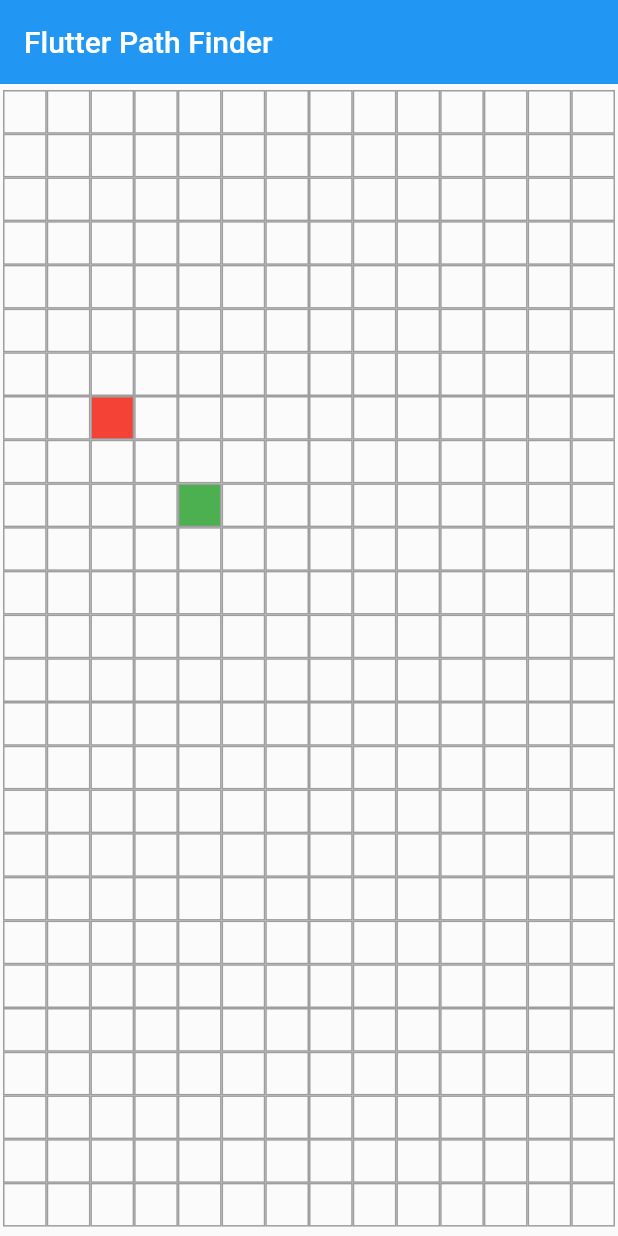
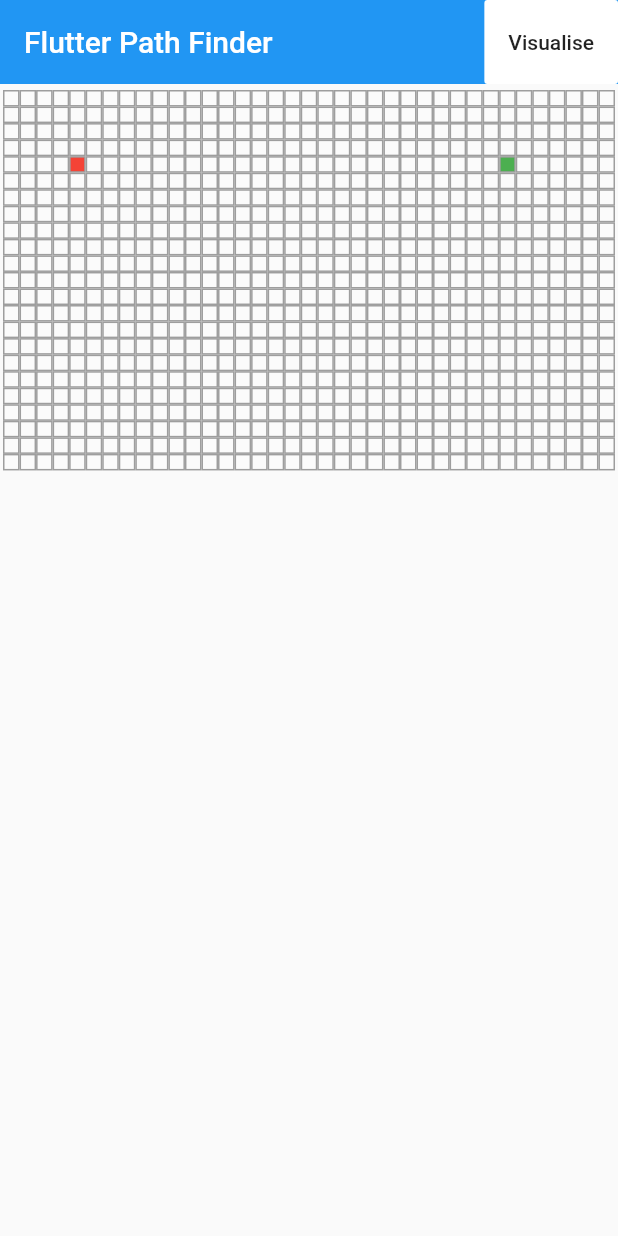
Before and after one commit to Amulya-Kumar/Flutter-PathFinder, a Flutter app: the screen it shows after launch, on a phone screen of 412 x 824 dp. Run offline on Flutter 3.47's test engine with Material 2 defaults, Android fonts, the phone set to English and light mode, and no system bars.

Commit message:
connected gridview with 2D List grid

```diff
--- a/lib/common/pixel.dart
+++ b/lib/common/pixel.dart
@@ -15,13 +15,7 @@ class Pixel extends StatefulWidget {
 class _PixelState extends State<Pixel> {
   @override
   Widget build(BuildContext context) {
-    return GestureDetector(
-      onTap: (){
-        setState(() {
-          widget.isSelected = !widget.isSelected;
-        });
-      },
-      child: Container(
+    return Container(
       decoration: BoxDecoration(
         border: Border.all(color: Colors.grey),
         color: widget.isStart
@@ -30,7 +24,6 @@ class _PixelState extends State<Pixel> {
                 ? Colors.green
                 : widget.isSelected ? Colors.black54 : Colors.white24,
       ),
-      ),
     );
   }
 }
--- a/lib/main.dart
+++ b/lib/main.dart
@@ -1,6 +1,5 @@
 import 'package:flutter/material.dart';
 import 'package:pathfinding_app/common/pixel.dart';
-
 void main() => runApp(MyApp());
 
 class MyApp extends StatelessWidget {
@@ -25,44 +24,60 @@ class MyHomePage extends StatefulWidget {
   _MyHomePageState createState() => _MyHomePageState();
 }
 
+void _djikstraAlgorithm(Pixel start) {}
+
+int _width = 37*30;
+int _height = 25*30 - 50;
+var grid = new List.generate((_height~/30).toInt(), (_) => new List<bool>.filled((_width~/ 30).toInt(), false, growable: true));
+var pixelGrid = new List<List<Pixel>>.generate((_height ~/ 30).toInt(), (_) => new List<Pixel>((_width ~/ 30).toInt()));
+
 class _MyHomePageState extends State<MyHomePage> {
   @override
   Widget build(BuildContext context) {
-    int _width = MediaQuery.of(context).size.width.round();
-    int _height = MediaQuery.of(context).size.height.round() - 50;
+      for (int i = 0; i < (_height~/ 30).toInt(); i++) {
+      for (int j = 0; j < (_width~/ 30).toInt(); j++) {
+        Pixel tempPixel = new Pixel(
+          isStart: (i == 4 && j == 4) ? true : false,
+          isSelected: (i == 4 && j == 4) || (i == 4 && j == 30) ? true : grid[i][j],
+          isEnd: (i == 4 && j == 30) ? true : false,
+          isFlag: false,
+        );
+        pixelGrid[i][j] = tempPixel;
+      }
+    }
+
+    Widget _buildPixelGridItems(BuildContext context, int index) {
+      int x, y = 0;
+      x = (index / (_width ~/ 30).toInt()).floor();
+      y = (index % (_width ~/ 30).toInt()).floor();
+      return GestureDetector(
+        onTap: () {
+          setState(() {
+            grid[x][y] = !grid[x][y];
+          });
+        },
+        child: GridTile(child: pixelGrid[x][y]),
+      );
+    }
+
     return Scaffold(
       appBar: AppBar(
         elevation: 0,
         title: Text(widget.title),
+        actions: <Widget>[
+          FlatButton(
+              color: Colors.white, onPressed: () {}, child: Text("Visualise"))
+        ],
       ),
       body: Center(
-        child: GridView.count(
+        child: GridView.builder(
           physics: NeverScrollableScrollPhysics(),
-          crossAxisCount: (_width / 30).round(),
+          gridDelegate: SliverGridDelegateWithFixedCrossAxisCount(
+            crossAxisCount: (_width ~/ 30).toInt(),
+          ),
           padding: const EdgeInsets.only(left: 2, right: 2, top: 4),
-          children: List.generate(
-            (_width / 30).round() * (_height / 30).round(),
-            (i) => i == 100
-                ? Pixel(
-                    isSelected: false,
-                    isEnd: false,
-                    isStart: true,
-                    isFlag: false,
-                  )
-                : i == 130
-                    ? Pixel(
-                        isSelected: false,
-                        isEnd: true,
-                        isStart: false,
-                        isFlag: false,
-                      )
-                    : Pixel(
-                        isSelected: false,
-                        isEnd: false,
-                        isStart: false,
-                        isFlag: false,
-                      ),
-          ),
+          itemBuilder: _buildPixelGridItems,
+          itemCount: (_width ~/ 30).toInt() * (_height ~/ 30).toInt(),
         ),
       ),
     );
```
Lines whose indentation alone changed are shown as unchanged.
